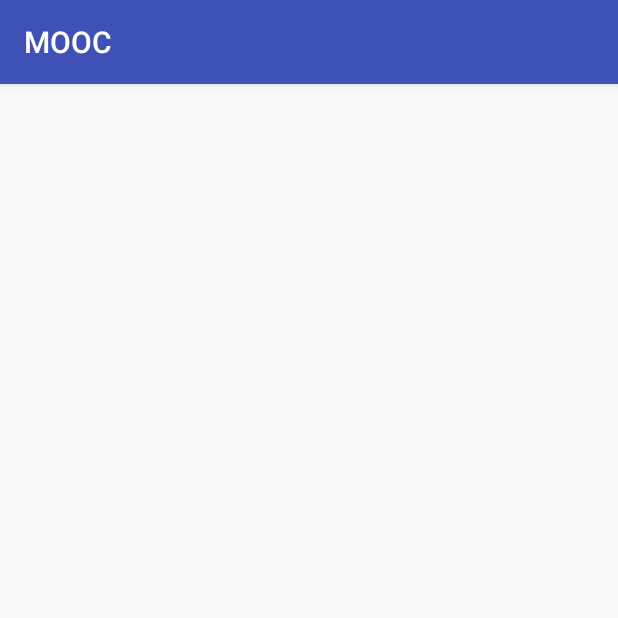
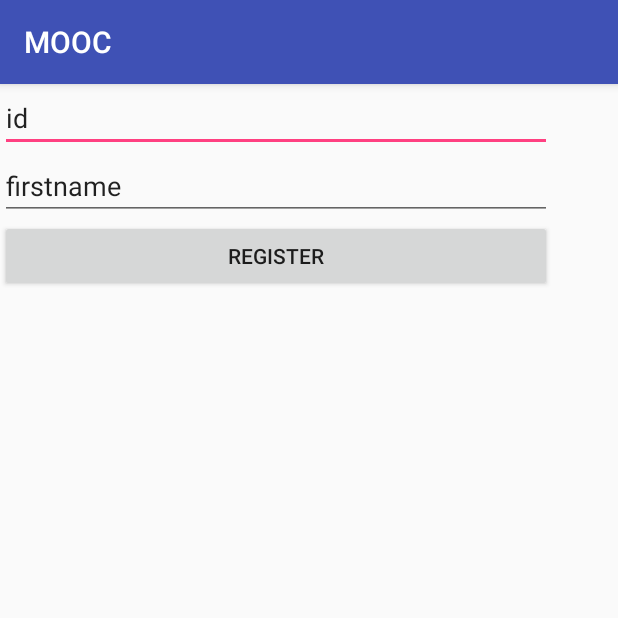
Before and after one commit to joe11093/HMIN205-Projet-MOOC, an Android app: the Login screen opened directly, with no data from a screen before it, on a phone screen of 412 x 824 dp, the top half of it. Run offline under Robolectric (Android 15) with nearby library versions, the phone set to English and light mode, and no system bars.

Commit message:
start of android app

```diff
--- a/Code/app/build.gradle
+++ b/Code/app/build.gradle
@@ -25,4 +25,6 @@ dependencies {
     testImplementation 'junit:junit:4.12'
     androidTestImplementation 'com.android.support.test:runner:1.0.2'
     androidTestImplementation 'com.android.support.test.espresso:espresso-core:3.0.2'
+    compile 'com.android.support:support-annotations:27.1.1'
+
 }
--- a/Code/app/src/main/AndroidManifest.xml
+++ b/Code/app/src/main/AndroidManifest.xml
@@ -3,7 +3,7 @@
     package="com.example.joseph.mooc">
     <!-- Internet Permissions -->
     <uses-permission android:name="android.permission.INTERNET" />
-
+    <uses-permission android:name="android.permission.ACCESS_NETWORK_STATE" />
     <application
         android:allowBackup="true"
         android:icon="@mipmap/ic_launcher"
--- a/Code/app/src/main/java/com/example/joseph/mooc/Login.java
+++ b/Code/app/src/main/java/com/example/joseph/mooc/Login.java
@@ -2,12 +2,30 @@ package com.example.joseph.mooc;
 
 import android.support.v7.app.AppCompatActivity;
 import android.os.Bundle;
+import android.view.View;
+import android.widget.EditText;
 
 public class Login extends AppCompatActivity {
 
+    EditText e_id;
+    EditText e_firstname;
+    String e_id_str, e_firstname_str;
     @Override
     protected void onCreate(Bundle savedInstanceState) {
         super.onCreate(savedInstanceState);
         setContentView(R.layout.activity_login);
+
+        e_id = (EditText) findViewById(R.id.id);
+        e_firstname = (EditText) findViewById(R.id.firstname);
+    }
+
+    public void registerUser(View v){
+        e_id_str = e_id.getText().toString();
+        e_firstname_str  = e_firstname.getText().toString();
+
+        String method = "registerUser";
+        BackgroundTask backgroundTask = new BackgroundTask(this);
+        backgroundTask.execute(method, e_id_str, e_firstname_str);
+        finish();
     }
 }
--- a/Code/app/src/main/res/layout/activity_login.xml
+++ b/Code/app/src/main/res/layout/activity_login.xml
@@ -1,9 +1,37 @@
 <?xml version="1.0" encoding="utf-8"?>
-<android.support.constraint.ConstraintLayout xmlns:android="http://schemas.android.com/apk/res/android"
+
+
+<LinearLayout  xmlns:android="http://schemas.android.com/apk/res/android"
+    xmlns:tools="http://schemas.android.com/tools"
     xmlns:app="http://schemas.android.com/apk/res-auto"
-    xmlns:tools="http://schemas.android.com/tools"
-    android:layout_width="match_parent"
-    android:layout_height="match_parent"
-    tools:context="com.example.joseph.mooc.Login">
+        android:layout_width="368dp"
+        android:layout_height="495dp"
+        android:orientation="vertical"
+        tools:layout_editor_absoluteX="8dp"
+        tools:layout_editor_absoluteY="8dp">
 
-</android.support.constraint.ConstraintLayout>
+
+    <EditText
+        android:id="@+id/id"
+        android:layout_width="match_parent"
+        android:layout_height="wrap_content"
+        android:ems="10"
+        android:inputType="textPersonName"
+        android:text="id" />
+
+    <EditText
+        android:id="@+id/firstname"
+        android:layout_width="match_parent"
+        android:layout_height="wrap_content"
+        android:ems="10"
+        android:inputType="textPersonName"
+        android:text="firstname" />
+
+    <Button
+        android:id="@+id/btninsert"
+        android:layout_width="match_parent"
+        android:layout_height="wrap_content"
+        android:text="Register"
+        android:onClick="registerUser"
+        />
+</LinearLayout>
```
Also changed, not shown: Code/app/src/main/java/com/example/joseph/mooc/BackgroundTask.java (added, +84 -0 lines), Code/app/src/main/java/com/example/joseph/mooc/MainActivity.java (+7 -0 lines), Code/app/src/main/res/layout/activity_main.xml (+6 -7 lines).
